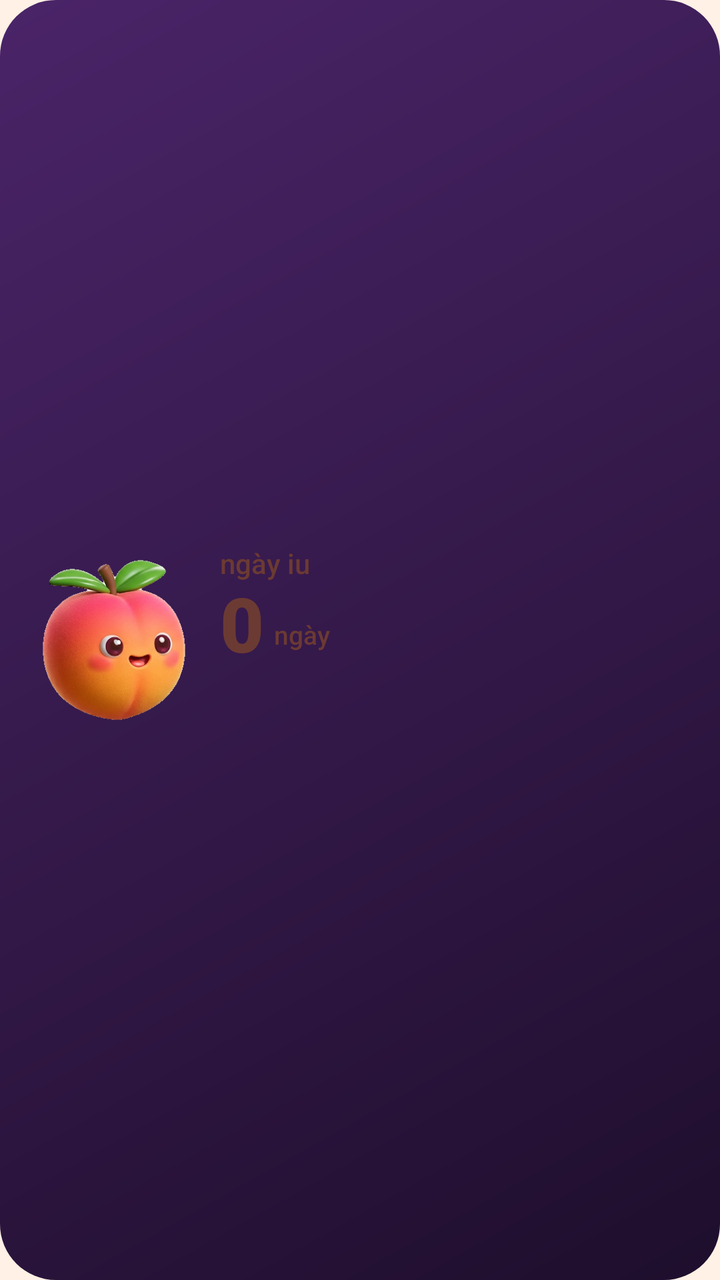
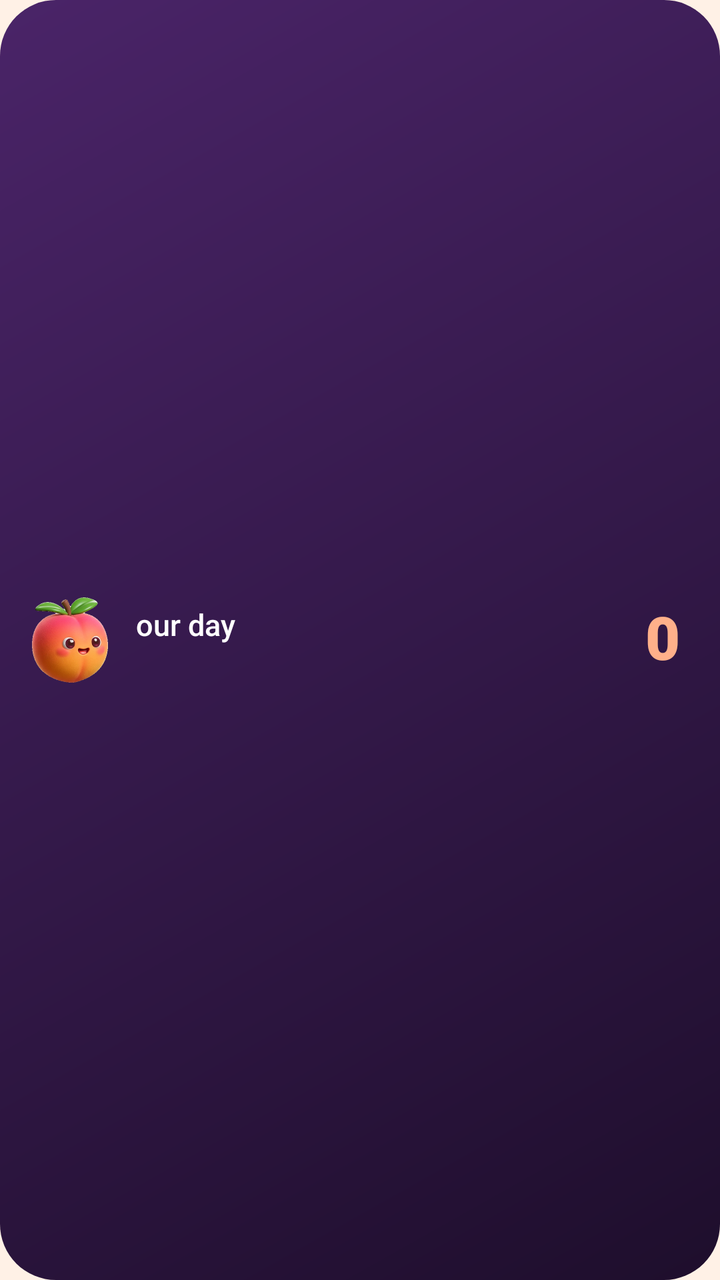

The first picture is an Android layout as it rendered before a commit; the second is the same layout after the commit. The layout source and the unified diff follow.
<!-- AndroidManifest.xml: application theme AppTheme -->
<!-- res/layout/widget_wide.xml -->
<?xml version="1.0" encoding="utf-8"?>
<FrameLayout xmlns:android="http://schemas.android.com/apk/res/android"
    android:id="@+id/w_root"
    android:layout_width="match_parent"
    android:layout_height="match_parent"
    android:background="@drawable/bg_w0"
    android:padding="14dp">

    <LinearLayout
        android:layout_width="match_parent"
        android:layout_height="match_parent"
        android:gravity="center_vertical"
        android:orientation="horizontal">

        <ImageView
            android:id="@+id/w_mascot"
            android:layout_width="86dp"
            android:layout_height="86dp"
            android:contentDescription="@null"
            android:scaleType="fitCenter"
            android:src="@drawable/mascot_0" />

        <LinearLayout
            android:layout_width="0dp"
            android:layout_height="wrap_content"
            android:layout_marginStart="10dp"
            android:layout_weight="1"
            android:orientation="vertical">

            <TextView
                android:id="@+id/w_name"
                android:layout_width="match_parent"
                android:layout_height="wrap_content"
                android:ellipsize="end"
                android:fontFamily="sans-serif-medium"
                android:maxLines="1"
                android:text="ngày iu"
                android:textColor="#6B3A33"
                android:textSize="14sp" />

            <LinearLayout
                android:layout_width="match_parent"
                android:layout_height="wrap_content"
                android:gravity="bottom"
                android:orientation="horizontal">

                <TextView
                    android:id="@+id/w_num"
                    android:layout_width="wrap_content"
                    android:layout_height="wrap_content"
                    android:fontFamily="sans-serif-black"
                    android:includeFontPadding="false"
                    android:maxLines="1"
                    android:text="0"
                    android:textColor="#6B3A33"
                    android:textSize="38sp" />

                <TextView
                    android:id="@+id/w_unit"
                    android:layout_width="wrap_content"
                    android:layout_height="wrap_content"
                    android:layout_marginStart="5dp"
                    android:layout_marginBottom="4dp"
                    android:fontFamily="sans-serif-medium"
                    android:maxLines="1"
                    android:text="ngày"
                    android:textColor="#6B3A33"
                    android:textSize="13sp" />
            </LinearLayout>

            <TextView
                android:id="@+id/w_sub"
                android:layout_width="match_parent"
                android:layout_height="wrap_content"
                android:layout_marginTop="2dp"
                android:ellipsize="end"
                android:maxLines="1"
                android:text=""
                android:textColor="#9A6B62"
                android:textSize="11.5sp" />

            <TextView
                android:id="@+id/w_date"
                android:layout_width="match_parent"
                android:layout_height="wrap_content"
                android:ellipsize="end"
                android:maxLines="1"
                android:text=""
                android:textColor="#9A6B62"
                android:textSize="10.5sp" />
        </LinearLayout>
    </LinearLayout>
</FrameLayout>
<!-- resources referenced by this layout -->
<resources>
  <!-- drawable bg_w0 (drawable) -->
  <?xml version="1.0" encoding="utf-8"?>
  <shape xmlns:android="http://schemas.android.com/apk/res/android" android:shape="rectangle">
      <gradient android:angle="315" android:startColor="#4A2468" android:endColor="#1E0E2C"/>
      <corners android:radius="28dp"/>
  </shape>
  <!-- drawable mascot_0: png bitmap (drawable-nodpi, 84204 bytes) -->
  <style name="AppTheme" parent="android:Theme.Material.Light.NoActionBar">
          <item name="android:windowBackground">@color/cream</item>
          <item name="android:statusBarColor">@color/cream</item>
          <item name="android:navigationBarColor">@color/cream</item>
          <item name="android:windowLightStatusBar">true</item>
          <item name="android:colorAccent">@color/accent</item>
          <item name="android:colorPrimary">@color/accent</item>
          <item name="android:textColorPrimary">@color/ink</item>
      </style>
  <color name="cream">#FFF1E6</color>
  <color name="accent">#24122E</color>
  <color name="ink">#24122E</color>
</resources>

<!-- the commit's change to res/layout/widget_wide.xml (unified diff, before → after) -->
@@ -4,7 +4,10 @@
     android:layout_width="match_parent"
     android:layout_height="match_parent"
     android:background="@drawable/bg_w0"
-    android:padding="14dp">
+    android:paddingStart="12dp"
+    android:paddingTop="6dp"
+    android:paddingEnd="16dp"
+    android:paddingBottom="6dp">
 
     <LinearLayout
         android:layout_width="match_parent"
@@ -14,8 +17,8 @@
 
         <ImageView
             android:id="@+id/w_mascot"
-            android:layout_width="86dp"
-            android:layout_height="86dp"
+            android:layout_width="46dp"
+            android:layout_height="46dp"
             android:contentDescription="@null"
             android:scaleType="fitCenter"
             android:src="@drawable/mascot_0" />
@@ -34,50 +37,9 @@
                 android:ellipsize="end"
                 android:fontFamily="sans-serif-medium"
                 android:maxLines="1"
-                android:text="ngày iu"
-                android:textColor="#6B3A33"
-                android:textSize="14sp" />
-
-            <LinearLayout
-                android:layout_width="match_parent"
-                android:layout_height="wrap_content"
-                android:gravity="bottom"
-                android:orientation="horizontal">
-
-                <TextView
-                    android:id="@+id/w_num"
-                    android:layout_width="wrap_content"
-                    android:layout_height="wrap_content"
-                    android:fontFamily="sans-serif-black"
-                    android:includeFontPadding="false"
-                    android:maxLines="1"
-                    android:text="0"
-                    android:textColor="#6B3A33"
-                    android:textSize="38sp" />
-
-                <TextView
-                    android:id="@+id/w_unit"
-                    android:layout_width="wrap_content"
-                    android:layout_height="wrap_content"
-                    android:layout_marginStart="5dp"
-                    android:layout_marginBottom="4dp"
-                    android:fontFamily="sans-serif-medium"
-                    android:maxLines="1"
-                    android:text="ngày"
-                    android:textColor="#6B3A33"
-                    android:textSize="13sp" />
-            </LinearLayout>
-
-            <TextView
-                android:id="@+id/w_sub"
-                android:layout_width="match_parent"
-                android:layout_height="wrap_content"
-                android:layout_marginTop="2dp"
-                android:ellipsize="end"
-                android:maxLines="1"
-                android:text=""
-                android:textColor="#9A6B62"
-                android:textSize="11.5sp" />
+                android:text="@string/default_name"
+                android:textColor="#FFFFFF"
+                android:textSize="15sp" />
 
             <TextView
                 android:id="@+id/w_date"
@@ -85,9 +47,38 @@
                 android:layout_height="wrap_content"
                 android:ellipsize="end"
                 android:maxLines="1"
-                android:text=""
-                android:textColor="#9A6B62"
-                android:textSize="10.5sp" />
+                android:textColor="#CDB0E0"
+                android:textSize="11.5sp" />
+        </LinearLayout>
+
+        <LinearLayout
+            android:layout_width="wrap_content"
+            android:layout_height="wrap_content"
+            android:layout_marginStart="8dp"
+            android:gravity="bottom"
+            android:orientation="horizontal">
+
+            <TextView
+                android:id="@+id/w_num"
+                android:layout_width="wrap_content"
+                android:layout_height="wrap_content"
+                android:fontFamily="sans-serif-black"
+                android:includeFontPadding="false"
+                android:maxLines="1"
+                android:text="0"
+                android:textColor="#FFB08A"
+                android:textSize="30sp" />
+
+            <TextView
+                android:id="@+id/w_unit"
+                android:layout_width="wrap_content"
+                android:layout_height="wrap_content"
+                android:layout_marginStart="4dp"
+                android:layout_marginBottom="3dp"
+                android:fontFamily="sans-serif-medium"
+                android:maxLines="1"
+                android:textColor="#FFFFFF"
+                android:textSize="12sp" />
         </LinearLayout>
     </LinearLayout>
 </FrameLayout>
<!-- resource entries referenced after the edit -->
@@ -7,6 +7,7 @@
       <corners android:radius="28dp"/>
   </shape>
   <!-- drawable mascot_0: png bitmap (drawable-nodpi, 84204 bytes) -->
+  <string name="default_name">our day</string>
   <style name="AppTheme" parent="android:Theme.Material.Light.NoActionBar">
           <item name="android:windowBackground">@color/cream</item>
           <item name="android:statusBarColor">@color/cream</item>
